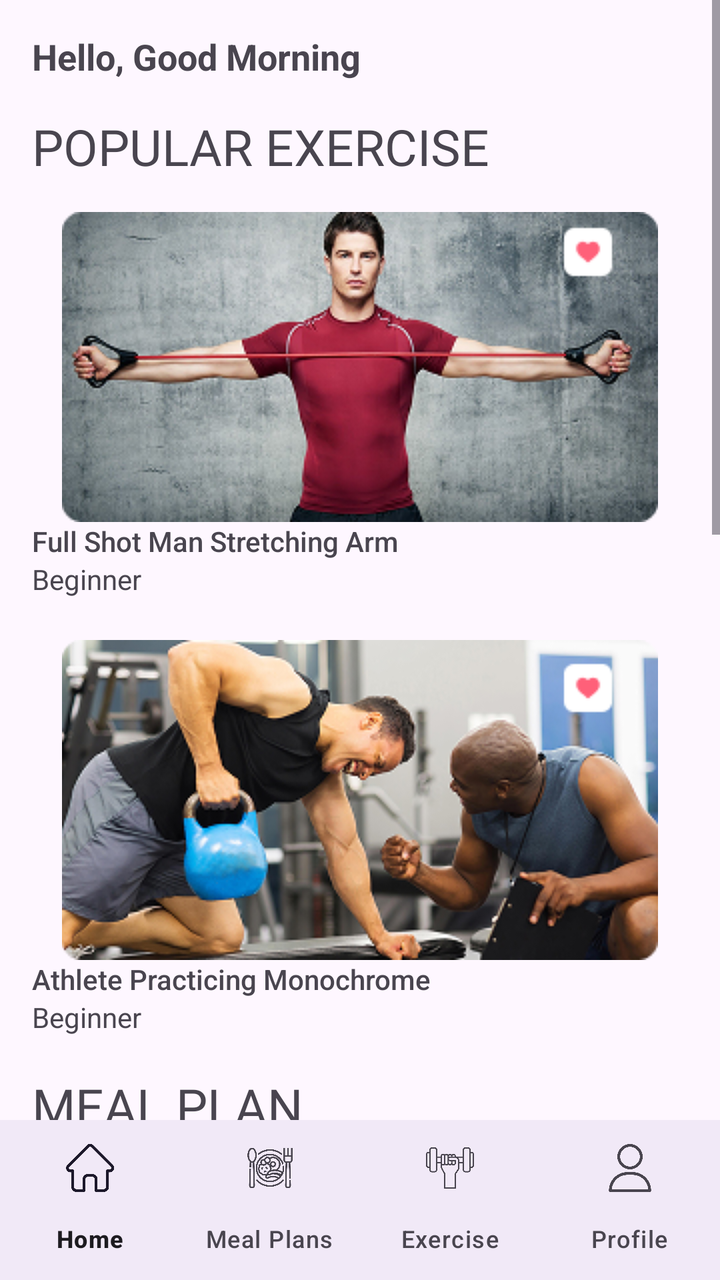
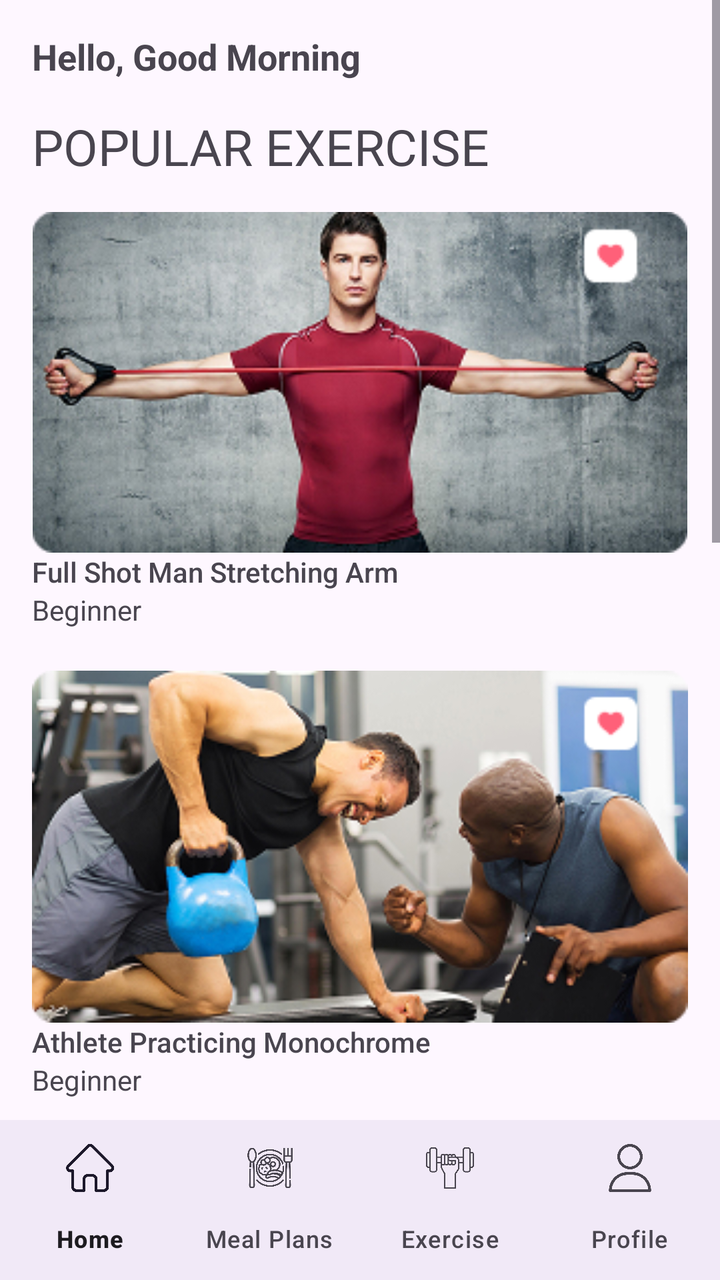

The first picture is an Android layout as it rendered before a commit; the second is the same layout after the commit. The layout source and the unified diff follow.
<!-- AndroidManifest.xml: application theme Theme.FitPro -->
<!-- res/layout/activity_main_home.xml -->
<?xml version="1.0" encoding="utf-8"?>
<androidx.coordinatorlayout.widget.CoordinatorLayout xmlns:android="http://schemas.android.com/apk/res/android"
    xmlns:app="http://schemas.android.com/apk/res-auto"
    xmlns:tools="http://schemas.android.com/tools"
    android:id="@+id/main"
    android:layout_width="match_parent"
    android:layout_height="match_parent"
    tools:context=".MainHome">

    
    <ScrollView
        android:id="@+id/scrollView"
        android:layout_width="match_parent"
        android:layout_height="match_parent"
        android:layout_above="@id/bottom_navigation"
        android:fillViewport="true"
        android:visibility="visible">

        <LinearLayout
            android:layout_width="match_parent"
            android:layout_height="wrap_content"
            android:orientation="vertical"
            android:padding="16dp">

            
            
            <TextView
                android:id="@+id/welcomeText"
                android:layout_width="wrap_content"
                android:layout_height="wrap_content"
                android:paddingBottom="16dp"
                android:text="Hello, Good Morning "
                android:textSize="18sp"
                android:textStyle="bold" />

            <TextView
                android:id="@+id/textView24"
                android:layout_width="match_parent"
                android:layout_height="wrap_content"
                android:fontFamily="@font/bebas_neue"
                android:text="POPULAR EXERCISE"
                android:textSize="25dp" />

            <Space
                android:layout_width="match_parent"
                android:layout_height="16dp" />

            <ImageView
                android:id="@+id/imageView14"
                android:layout_width="match_parent"
                android:layout_height="wrap_content"
                app:srcCompat="@drawable/group_56530" />

            <TextView
                android:id="@+id/textView25"
                android:layout_width="match_parent"
                android:layout_height="wrap_content"
                android:fontFamily="sans-serif-medium"
                android:text="Full Shot Man Stretching Arm" />

            <TextView
                android:id="@+id/textView34"
                android:layout_width="match_parent"
                android:layout_height="wrap_content"
                android:text="Beginner" />

            <Space
                android:layout_width="match_parent"
                android:layout_height="21dp" />

            <ImageView
                android:id="@+id/imageView15"
                android:layout_width="match_parent"
                android:layout_height="wrap_content"
                app:srcCompat="@drawable/group_56531" />

            <TextView
                android:id="@+id/textView26"
                android:layout_width="match_parent"
                android:layout_height="wrap_content"
                android:fontFamily="sans-serif-medium"
                android:text="Athlete Practicing Monochrome" />

            <TextView
                android:id="@+id/textView35"
                android:layout_width="match_parent"
                android:layout_height="wrap_content"
                android:text="Beginner" />

            <Space
                android:layout_width="match_parent"
                android:layout_height="18dp" />

            <TextView
                android:id="@+id/textView27"
                android:layout_width="219dp"
                android:layout_height="wrap_content"
                android:fontFamily="@font/bebas_neue"
                android:text="MEAL PLAN"
                android:textSize="25sp" />

            <Space
                android:layout_width="match_parent"
                android:layout_height="13dp" />

            <ImageView
                android:id="@+id/imageView16"
                android:layout_width="match_parent"
                android:layout_height="wrap_content"
                app:srcCompat="@drawable/img" />

            <TextView
                android:id="@+id/textView29"
                android:layout_width="match_parent"
                android:layout_height="wrap_content"
                android:fontFamily="sans-serif-medium"
                android:text="Greek salad with lettuce, green onion, " />

            <TextView
                android:id="@+id/textView32"
                android:layout_width="match_parent"
                android:layout_height="wrap_content"
                android:text="150 kcal" />

            <Space
                android:layout_width="match_parent"
                android:layout_height="27dp" />

            <ImageView
                android:id="@+id/imageView17"
                android:layout_width="match_parent"
                android:layout_height="wrap_content"
                app:srcCompat="@drawable/img__1_" />

            <TextView
                android:id="@+id/textView31"
                android:layout_width="match_parent"
                android:layout_height="wrap_content"
                android:fontFamily="sans-serif-medium"
                android:text="Salad of fresh vegetables" />

            <TextView
                android:id="@+id/textView33"
                android:layout_width="match_parent"
                android:layout_height="wrap_content"
                android:text="270 kcal" />

            <Space
                android:layout_width="match_parent"
                android:layout_height="18dp" />

            <TextView
                android:id="@+id/textView36"
                android:layout_width="match_parent"
                android:layout_height="wrap_content"
                android:fontFamily="@font/bebas_neue"
                android:text="Additional Exercise"
                android:textSize="25dp" />

            <Space
                android:layout_width="match_parent"
                android:layout_height="27dp" />

            <ImageView
                android:id="@+id/imageView18"
                android:layout_width="150dp"
                android:layout_height="150dp"
                app:srcCompat="@drawable/images_removebg_preview_1__2_" />

            <TextView
                android:id="@+id/textView37"
                android:layout_width="match_parent"
                android:layout_height="wrap_content"
                android:text="Exercises with Jumping  Rope" />

            <Space
                android:layout_width="match_parent"
                android:layout_height="23dp" />

            <ImageView
                android:id="@+id/imageView19"
                android:layout_width="150dp"
                android:layout_height="150dp"
                app:srcCompat="@drawable/_9694286_xs_removebg_preview_1" />

            <TextView
                android:id="@+id/textView38"
                android:layout_width="match_parent"
                android:layout_height="82dp"
                android:text="Exercises with Holding Jumping  Rope " />

            <Space
                android:layout_width="match_parent"
                android:layout_height="28dp" />

            

        </LinearLayout>
    </ScrollView>

    
    <com.google.android.material.bottomnavigation.BottomNavigationView
        android:id="@+id/bottom_navigation"
        android:layout_width="match_parent"
        android:layout_height="wrap_content"
        android:layout_gravity="bottom"
        android:background="?android:attr/windowBackground"
        app:labelVisibilityMode="labeled"
        app:menu="@menu/bottom_nav_menu" />

</androidx.coordinatorlayout.widget.CoordinatorLayout>
<!-- resources referenced by this layout -->
<resources>
  <!-- drawable _9694286_xs_removebg_preview_1: png bitmap (drawable, 14936 bytes) -->
  <!-- drawable group_56530: png bitmap (drawable, 100898 bytes) -->
  <!-- drawable group_56531: png bitmap (drawable, 101907 bytes) -->
  <!-- drawable images_removebg_preview_1__2_: png bitmap (drawable, 17649 bytes) -->
  <!-- drawable img: png bitmap (drawable, 99369 bytes) -->
  <!-- drawable img__1_: png bitmap (drawable, 145651 bytes) -->
  <style name="Theme.FitPro" parent="Base.Theme.FitPro" />
  <style name="Base.Theme.FitPro" parent="Theme.Material3.DayNight.NoActionBar">
          
          
      </style>
</resources>

<!-- the commit's change to res/layout/activity_main_home.xml (unified diff, before → after) -->
@@ -1,10 +1,12 @@
 <?xml version="1.0" encoding="utf-8"?>
-<androidx.coordinatorlayout.widget.CoordinatorLayout xmlns:android="http://schemas.android.com/apk/res/android"
+<androidx.coordinatorlayout.widget.CoordinatorLayout
+    xmlns:android="http://schemas.android.com/apk/res/android"
     xmlns:app="http://schemas.android.com/apk/res-auto"
     xmlns:tools="http://schemas.android.com/tools"
     android:id="@+id/main"
     android:layout_width="match_parent"
     android:layout_height="match_parent"
+    android:fitsSystemWindows="true"
     tools:context=".MainHome">
 
     
@@ -12,7 +14,6 @@
         android:id="@+id/scrollView"
         android:layout_width="match_parent"
         android:layout_height="match_parent"
-        android:layout_above="@id/bottom_navigation"
         android:fillViewport="true"
         android:visibility="visible">
 
@@ -20,9 +21,9 @@
             android:layout_width="match_parent"
             android:layout_height="wrap_content"
             android:orientation="vertical"
-            android:padding="16dp">
+            android:padding="16dp"
+            android:paddingBottom="100dp"> 
 
-            
             
             <TextView
                 android:id="@+id/welcomeText"
@@ -41,14 +42,13 @@
                 android:text="POPULAR EXERCISE"
                 android:textSize="25dp" />
 
-            <Space
-                android:layout_width="match_parent"
-                android:layout_height="16dp" />
+            <Space android:layout_width="match_parent" android:layout_height="16dp" />
 
             <ImageView
                 android:id="@+id/imageView14"
                 android:layout_width="match_parent"
                 android:layout_height="wrap_content"
+                android:adjustViewBounds="true"
                 app:srcCompat="@drawable/group_56530" />
 
             <TextView
@@ -64,14 +64,13 @@
                 android:layout_height="wrap_content"
                 android:text="Beginner" />
 
-            <Space
-                android:layout_width="match_parent"
-                android:layout_height="21dp" />
+            <Space android:layout_width="match_parent" android:layout_height="21dp" />
 
             <ImageView
                 android:id="@+id/imageView15"
                 android:layout_width="match_parent"
                 android:layout_height="wrap_content"
+                android:adjustViewBounds="true"
                 app:srcCompat="@drawable/group_56531" />
 
             <TextView
@@ -87,26 +86,23 @@
                 android:layout_height="wrap_content"
                 android:text="Beginner" />
 
-            <Space
-                android:layout_width="match_parent"
-                android:layout_height="18dp" />
+            <Space android:layout_width="match_parent" android:layout_height="18dp" />
 
             <TextView
                 android:id="@+id/textView27"
-                android:layout_width="219dp"
+                android:layout_width="wrap_content"
                 android:layout_height="wrap_content"
                 android:fontFamily="@font/bebas_neue"
                 android:text="MEAL PLAN"
                 android:textSize="25sp" />
 
-            <Space
-                android:layout_width="match_parent"
-                android:layout_height="13dp" />
+            <Space android:layout_width="match_parent" android:layout_height="13dp" />
 
             <ImageView
                 android:id="@+id/imageView16"
                 android:layout_width="match_parent"
                 android:layout_height="wrap_content"
+                android:adjustViewBounds="true"
                 app:srcCompat="@drawable/img" />
 
             <TextView
@@ -122,14 +118,13 @@
                 android:layout_height="wrap_content"
                 android:text="150 kcal" />
 
-            <Space
-                android:layout_width="match_parent"
-                android:layout_height="27dp" />
+            <Space android:layout_width="match_parent" android:layout_height="27dp" />
 
             <ImageView
                 android:id="@+id/imageView17"
                 android:layout_width="match_parent"
                 android:layout_height="wrap_content"
+                android:adjustViewBounds="true"
                 app:srcCompat="@drawable/img__1_" />
 
             <TextView
@@ -145,9 +140,7 @@
                 android:layout_height="wrap_content"
                 android:text="270 kcal" />
 
-            <Space
-                android:layout_width="match_parent"
-                android:layout_height="18dp" />
+            <Space android:layout_width="match_parent" android:layout_height="18dp" />
 
             <TextView
                 android:id="@+id/textView36"
@@ -157,43 +150,37 @@
                 android:text="Additional Exercise"
                 android:textSize="25dp" />
 
-            <Space
-                android:layout_width="match_parent"
-                android:layout_height="27dp" />
+            <Space android:layout_width="match_parent" android:layout_height="27dp" />
 
             <ImageView
                 android:id="@+id/imageView18"
                 android:layout_width="150dp"
                 android:layout_height="150dp"
+                android:adjustViewBounds="true"
                 app:srcCompat="@drawable/images_removebg_preview_1__2_" />
 
             <TextView
                 android:id="@+id/textView37"
                 android:layout_width="match_parent"
                 android:layout_height="wrap_content"
-                android:text="Exercises with Jumping  Rope" />
+                android:text="Exercises with Jumping Rope" />
 
-            <Space
-                android:layout_width="match_parent"
-                android:layout_height="23dp" />
+            <Space android:layout_width="match_parent" android:layout_height="23dp" />
 
             <ImageView
                 android:id="@+id/imageView19"
                 android:layout_width="150dp"
                 android:layout_height="150dp"
+                android:adjustViewBounds="true"
                 app:srcCompat="@drawable/_9694286_xs_removebg_preview_1" />
 
             <TextView
                 android:id="@+id/textView38"
                 android:layout_width="match_parent"
-                android:layout_height="82dp"
-                android:text="Exercises with Holding Jumping  Rope " />
+                android:layout_height="wrap_content"
+                android:text="Exercises with Holding Jumping Rope" />
 
-            <Space
-                android:layout_width="match_parent"
-                android:layout_height="28dp" />
-
-            
+            <Space android:layout_width="match_parent" android:layout_height="28dp" />
 
         </LinearLayout>
     </ScrollView>
